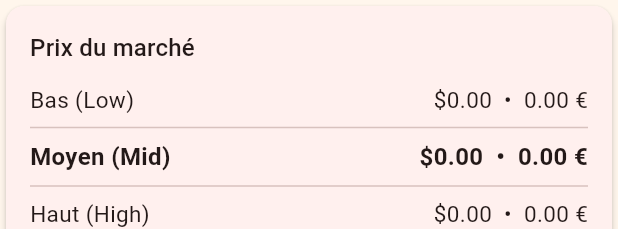
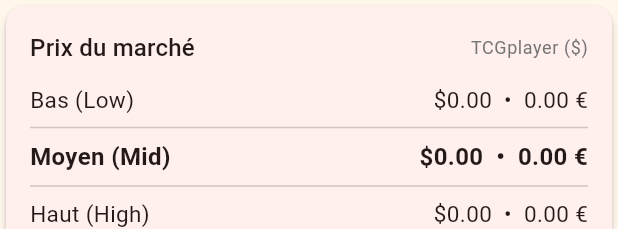
Before and after one commit to Insa18/pokescan, a Flutter app: the PriceCard widget shown alone on an empty page, opened directly with empty values, on a phone screen of 412 x 824 dp. Shown: the top 229 px of the screen. Run offline on Flutter 3.47's test engine with Material 3 defaults, Android fonts, the phone set to English and light mode, and no system bars; our stand-ins replace camera, hive, hive_flutter; missing offline and left inert: google_mlkit_text_recognition; accounts and stored records are empty.

Commit message:
Migration vers l'API TCGdex (cartes FR + prix Cardmarket €) + plein écran
- TCGdex devient la source primaire : noms français natifs, numéro = localId,
  prix Cardmarket en euros ; pokemontcg.io passe en repli (EN, $).
- Recherche tolérante au bruit d'OCR (filtre "contains", retente en rognant la
  fin du mot) + préférence pour une carte ayant une cote Cardmarket.
- OCR : conserve le dénominateur (014/131) pour cibler le bon set.
- Modèle PokemonCard : champ currency (EUR/USD) + formatPrice ; affichage des
  prix adapté à la devise (PriceCard, historique, résultat).
- Mode plein écran : masque la barre de navigation système (garde la barre
  d'état) + SafeArea sur l'écran résultat.
- README/CLAUDE.md mis à jour (PokéCardex n'a pas d'API publique → TCGdex).

Co-Authored-By: Claude Opus 4.8 <noreply@anthropic.com>

```diff
--- a/pokemon_scanner/lib/screens/history_screen.dart
+++ b/pokemon_scanner/lib/screens/history_screen.dart
@@ -1,6 +1,5 @@
 import 'package:flutter/material.dart';
 
-import '../constants.dart';
 import '../models/pokemon_card.dart';
 import '../services/history_service.dart';
 import 'result_screen.dart';
@@ -98,10 +97,7 @@ class _HistoryScreenState extends State<HistoryScreen> {
                     title: Text(card.name),
                     subtitle: Text(card.setName),
                     trailing: Text(
-                      card.priceMid != null
-                          ? '\$${card.priceMid!.toStringAsFixed(2)}\n'
-                              '${(card.priceMid! * kUsdToEurRate).toStringAsFixed(2)} €'
-                          : '—',
+                      card.formatPrice(card.priceMid),
                       textAlign: TextAlign.right,
                       style: const TextStyle(fontSize: 12),
                     ),
--- a/pokemon_scanner/lib/widgets/price_card.dart
+++ b/pokemon_scanner/lib/widgets/price_card.dart
@@ -2,23 +2,29 @@ import 'package:flutter/material.dart';
 
 import '../constants.dart';
 
-/// Widget affichant un tableau des prix Low / Mid / High,
-/// en dollars (source API) et en euros (conversion approximative).
+/// Widget affichant un tableau des prix Bas / Moyen / Haut.
+///
+/// Devise EUR (TCGdex/Cardmarket) : prix en euros directs.
+/// Devise USD (pokemontcg.io) : prix en dollars + estimation en euros.
 class PriceCard extends StatelessWidget {
   final double? low;
   final double? mid;
   final double? high;
+  final String currency;
 
   const PriceCard({
     super.key,
     required this.low,
     required this.mid,
     required this.high,
+    this.currency = 'USD',
   });
 
   @override
   Widget build(BuildContext context) {
     final hasAnyPrice = low != null || mid != null || high != null;
+    final isEur = currency == 'EUR';
+    final source = isEur ? 'Cardmarket (€)' : 'TCGplayer (\$)';
 
     return Card(
       elevation: 2,
@@ -28,19 +34,40 @@ class PriceCard extends StatelessWidget {
         child: Column(
           crossAxisAlignment: CrossAxisAlignment.start,
           children: [
-            Text(
-              'Prix du marché',
-              style: Theme.of(context).textTheme.titleMedium,
+            Row(
+              mainAxisAlignment: MainAxisAlignment.spaceBetween,
+              children: [
+                Text(
+                  'Prix du marché',
+                  style: Theme.of(context).textTheme.titleMedium,
+                ),
+                Text(
+                  source,
+                  style: Theme.of(context).textTheme.bodySmall?.copyWith(
+                        color: Colors.grey[600],
+                      ),
+                ),
+              ],
             ),
             const SizedBox(height: 12),
             if (!hasAnyPrice)
               const Text('Aucun prix disponible pour cette carte.')
             else ...[
-              _PriceRow(label: 'Bas (Low)', value: low),
+              _PriceRow(
+                  label: isEur ? 'Bas' : 'Bas (Low)',
+                  value: low,
+                  currency: currency),
               const Divider(height: 16),
-              _PriceRow(label: 'Moyen (Mid)', value: mid, highlight: true),
+              _PriceRow(
+                  label: isEur ? 'Moyen' : 'Moyen (Mid)',
+                  value: mid,
+                  currency: currency,
+                  highlight: true),
               const Divider(height: 16),
-              _PriceRow(label: 'Haut (High)', value: high),
+              _PriceRow(
+                  label: isEur ? 'Tendance' : 'Haut (High)',
+                  value: high,
+                  currency: currency),
             ],
           ],
         ),
@@ -52,32 +79,37 @@ class PriceCard extends StatelessWidget {
 class _PriceRow extends StatelessWidget {
   final String label;
   final double? value;
+  final String currency;
   final bool highlight;
 
   const _PriceRow({
     required this.label,
     required this.value,
+    required this.currency,
     this.highlight = false,
   });
 
   @override
   Widget build(BuildContext context) {
-    final usd = value;
-    final eur = usd != null ? usd * kUsdToEurRate : null;
     final style = highlight
         ? const TextStyle(fontWeight: FontWeight.bold, fontSize: 16)
         : const TextStyle(fontSize: 15);
+
+    final String text;
+    if (value == null) {
+      text = '—';
+    } else if (currency == 'EUR') {
+      text = '${value!.toStringAsFixed(2)} €';
+    } else {
+      final eur = value! * kUsdToEurRate;
+      text = '\$${value!.toStringAsFixed(2)}  •  ${eur.toStringAsFixed(2)} €';
+    }
 
     return Row(
       mainAxisAlignment: MainAxisAlignment.spaceBetween,
       children: [
         Text(label, style: style),
-        Text(
-          usd == null
-              ? '—'
-              : '\$${usd.toStringAsFixed(2)}  •  ${eur!.toStringAsFixed(2)} €',
-          style: style,
-        ),
+        Text(text, style: style),
       ],
     );
   }
```
Also changed, not shown: pokemon_scanner/lib/main.dart (+8 -0 lines), pokemon_scanner/lib/models/pokemon_card.dart (+78 -6 lines), pokemon_scanner/lib/screens/result_screen.dart (+6 -1 lines), pokemon_scanner/lib/services/ocr_service.dart (+8 -5 lines), pokemon_scanner/lib/services/pokemon_api.dart (+215 -62 lines), 3 other files.
